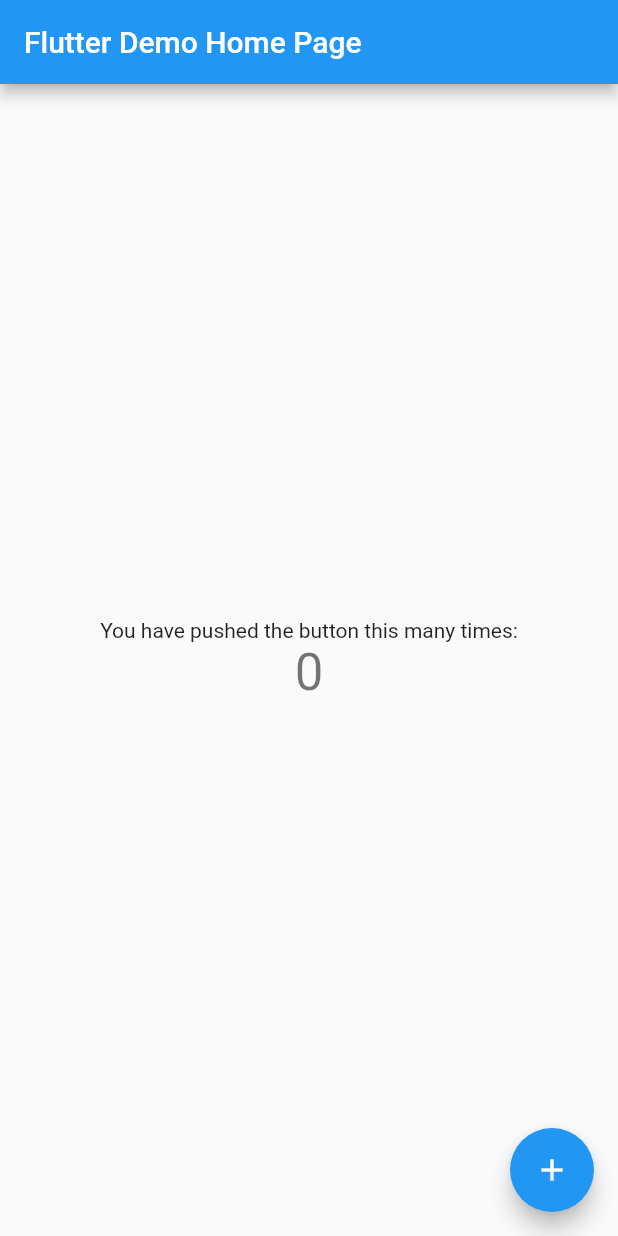
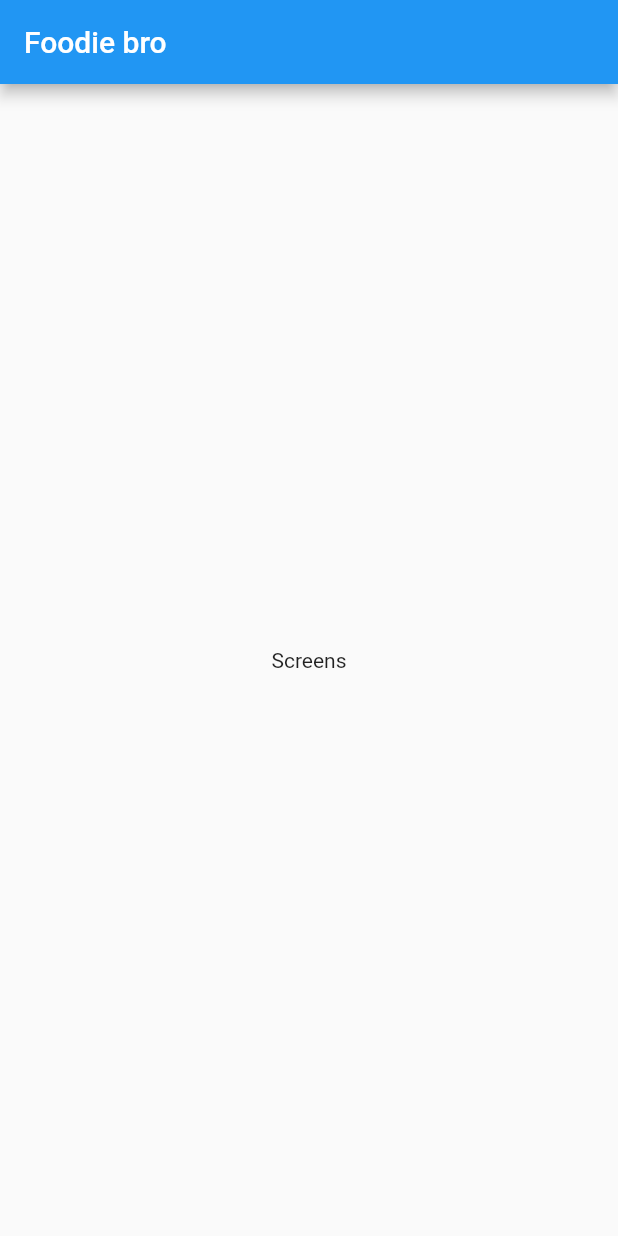
Before and after one commit to Sudhanva-Nadiger/foodie_bro, a Flutter app: the screen it shows after launch, on a phone screen of 412 x 824 dp. Run offline on Flutter 3.47's test engine with Material 2 defaults, Android fonts, the phone set to English and light mode, and no system bars.

```diff
--- a/lib/main.dart
+++ b/lib/main.dart
@@ -7,109 +7,42 @@ void main() {
 class MyApp extends StatelessWidget {
   const MyApp({Key? key}) : super(key: key);
 
-  // This widget is the root of your application.
   @override
   Widget build(BuildContext context) {
     return MaterialApp(
-      title: 'Flutter Demo',
+      title: 'Foodie bro',
       theme: ThemeData(
-        // This is the theme of your application.
-        //
-        // Try running your application with "flutter run". You'll see the
-        // application has a blue toolbar. Then, without quitting the app, try
-        // changing the primarySwatch below to Colors.green and then invoke
-        // "hot reload" (press "r" in the console where you ran "flutter run",
-        // or simply save your changes to "hot reload" in a Flutter IDE).
-        // Notice that the counter didn't reset back to zero; the application
-        // is not restarted.
         primarySwatch: Colors.blue,
       ),
-      home: const MyHomePage(title: 'Flutter Demo Home Page'),
+      home: const MyHomePage(),
     );
   }
 }
 
 class MyHomePage extends StatefulWidget {
-  const MyHomePage({Key? key, required this.title}) : super(key: key);
-
-  // This widget is the home page of your application. It is stateful, meaning
-  // that it has a State object (defined below) that contains fields that affect
-  // how it looks.
-
-  // This class is the configuration for the state. It holds the values (in this
-  // case the title) provided by the parent (in this case the App widget) and
-  // used by the build method of the State. Fields in a Widget subclass are
-  // always marked "final".
-
-  final String title;
+  const MyHomePage({Key? key}) : super(key: key);
 
   @override
   State<MyHomePage> createState() => _MyHomePageState();
 }
 
 class _MyHomePageState extends State<MyHomePage> {
-  int _counter = 0;
-
-  void _incrementCounter() {
-    setState(() {
-      // This call to setState tells the Flutter framework that something has
-      // changed in this State, which causes it to rerun the build method below
-      // so that the display can reflect the updated values. If we changed
-      // _counter without calling setState(), then the build method would not be
-      // called again, and so nothing would appear to happen.
-      _counter++;
-    });
-  }
-
   @override
   Widget build(BuildContext context) {
-    // This method is rerun every time setState is called, for instance as done
-    // by the _incrementCounter method above.
-    //
-    // The Flutter framework has been optimized to make rerunning build methods
-    // fast, so that you can just rebuild anything that needs updating rather
-    // than having to individually change instances of widgets.
     return Scaffold(
       appBar: AppBar(
-        // Here we take the value from the MyHomePage object that was created by
-        // the App.build method, and use it to set our appbar title.
-        title: Text(widget.title),
+        title: const Text('Foodie bro'),
       ),
       body: Center(
-        // Center is a layout widget. It takes a single child and positions it
-        // in the middle of the parent.
         child: Column(
-          // Column is also a layout widget. It takes a list of children and
-          // arranges them vertically. By default, it sizes itself to fit its
-          // children horizontally, and tries to be as tall as its parent.
-          //
-          // Invoke "debug painting" (press "p" in the console, choose the
-          // "Toggle Debug Paint" action from the Flutter Inspector in Android
-          // Studio, or the "Toggle Debug Paint" command in Visual Studio Code)
-          // to see the wireframe for each widget.
-          //
-          // Column has various properties to control how it sizes itself and
-          // how it positions its children. Here we use mainAxisAlignment to
-          // center the children vertically; the main axis here is the vertical
-          // axis because Columns are vertical (the cross axis would be
-          // horizontal).
           mainAxisAlignment: MainAxisAlignment.center,
-          children: <Widget>[
-            const Text(
-              'You have pushed the button this many times:',
-            ),
+          children: const <Widget>[
             Text(
-              '$_counter',
-              style: Theme.of(context).textTheme.headline4,
+              'Screens',
             ),
           ],
         ),
       ),
-      floatingActionButton: FloatingActionButton(
-        onPressed: _incrementCounter,
-        tooltip: 'Increment',
-        child: const Icon(Icons.add),
-      ), // This trailing comma makes auto-formatting nicer for build methods.
     );
   }
 }
--- /dev/null
+++ b/notes.txt
@@ -0,0 +1,4 @@
+- to remove all the boiler plate comment from flutter initial code
+    - ctrl+f > "//.\*n" > replace all
+- GridView and GridView.builder
+    - both are same, but builder is used when there is large elements which we dont know the number of count
```
Also changed, not shown: lib/constants/dummy_data.dart (added, +57 -0 lines), lib/models/category.dart (added, +10 -0 lines), lib/screens/categories_screen.dart (added, +22 -0 lines), lib/widgets/category_item.dart (added, +24 -0 lines).
